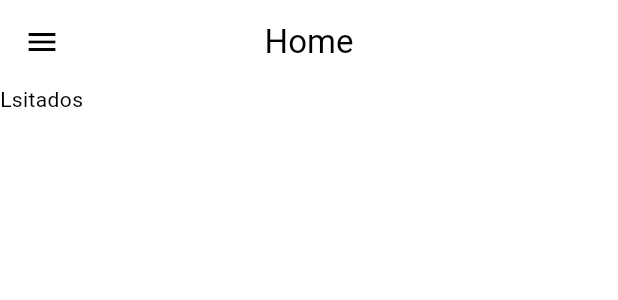
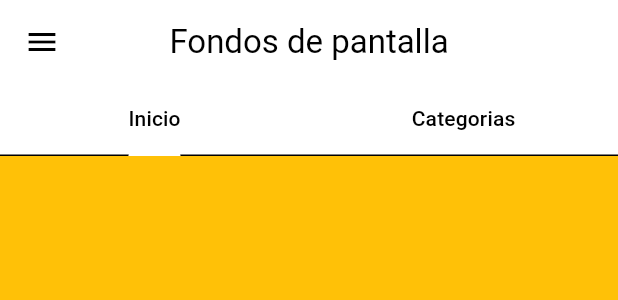
Before and after one commit to xdreamer02/Proyecto-flutter, a Flutter app: what customDrawerW() shows on an empty page, opened directly, after a tap on "Fondos de Pantalla", on a phone screen of 412 x 824 dp. Shown: the top 300 px of the screen. Run offline on Flutter 3.47's test engine with Material 2 defaults, Android fonts, the phone set to English and light mode, and no system bars; our stand-ins replace google_fonts, lottie, shared_preferences; accounts and stored records are empty; network calls fail.

Commit message:
update
background-login-register
add view-register
add maquetacion category

```diff
--- a/proy_flutter/lib/views/home.dart
+++ b/proy_flutter/lib/views/home.dart
@@ -1,18 +1,74 @@
 import 'package:flutter/material.dart';
 import 'package:proy_flutter/widgets/custom_Drawer.dart';
+import 'package:proy_flutter/views/index.dart';
 
-class HomePage extends StatelessWidget {
+class HomePage extends StatefulWidget {
   const HomePage({super.key});
+
+  @override
+  State<HomePage> createState() => _HomePageState();
+}
+
+class _HomePageState extends State<HomePage>
+    with SingleTickerProviderStateMixin {
+  int selectedPage = 0;
+  TabController? _controlller;
+
+  @override
+  void initState() {
+    // TODO: implement initState
+    super.initState();
+    _controlller = TabController(length: 2, vsync: this);
+  }
+
+  @override
+  void dispose() {
+    // TODO: implement dispose
+    super.dispose();
+    _controlller!.dispose();
+  }
 
   @override
   Widget build(BuildContext context) {
     return Scaffold(
       appBar: AppBar(
-        title: Text('Home'),
+        title: Text('Fondos de pantalla'),
         centerTitle: true,
       ),
       drawer: customDrawerW(),
-      body: Text('Lsitados'),
+      body: Column(
+        children: [
+          Material(
+            child: TabBar(
+              indicatorColor: Colors.white,
+              labelColor: Colors.black,
+              controller: _controlller,
+              tabs: [
+                Tab(
+                  child: Container(
+                    child: Text('Inicio'),
+                  ),
+                ),
+                Tab(
+                  child: Container(
+                    child: Text('Categorias'),
+                  ),
+                ),
+              ],
+            ),
+          ),
+          Expanded(
+            child: TabBarView(controller: _controlller, children: [
+              Container(
+                color: Colors.amber,
+                height: MediaQuery.of(context).size.height * 0.99,
+                width: double.infinity,
+              ),
+              categoryScreen()
+            ]),
+          )
+        ],
+      ),
     );
   }
 }
--- a/proy_flutter/lib/views/index.dart
+++ b/proy_flutter/lib/views/index.dart
@@ -1,4 +1,5 @@
 export 'package:proy_flutter/views/login_screen.dart';
-
+export 'package:proy_flutter/views/register_screen.dart';
 export 'package:proy_flutter/views/config.dart';
 export 'package:proy_flutter/views/home.dart';
+export 'package:proy_flutter/views/category.dart';
--- a/proy_flutter/lib/widgets/custom_Drawer.dart
+++ b/proy_flutter/lib/widgets/custom_Drawer.dart
@@ -11,6 +11,7 @@ class customDrawerW extends StatelessWidget {
   @override
   Widget build(BuildContext context) {
     return Container(
+      color: Colors.black,
       width: MediaQuery.of(context).size.width * 0.8,
       child: Drawer(
         child: ListView(
@@ -18,10 +19,13 @@ class customDrawerW extends StatelessWidget {
           children: [
             DrawerHeader(
               decoration: BoxDecoration(
+                gradient: LinearGradient(
+                    begin: Alignment.topLeft,
+                    end: Alignment.bottomRight,
+                    colors: [Colors.red, Colors.purple, Colors.black]),
                 borderRadius: BorderRadius.only(
                     bottomRight: Radius.circular(25),
                     bottomLeft: Radius.circular(25)),
-                color: Colors.blueAccent,
               ),
               child: Center(
                 child: Row(
@@ -144,24 +148,18 @@ class customDrawerW extends StatelessWidget {
                 ),
                 ListTile(
                   leading: const Icon(
-                    Icons.settings,
+                    Icons.favorite,
                     size: 30,
                     color: Colors.grey,
                   ),
                   title: Text(
-                    'Ajustes',
+                    'Favoritos',
                     style: GoogleFonts.montserrat(
                         fontSize: 20,
                         fontWeight: FontWeight.bold,
                         color: Colors.black.withOpacity(0.5)),
                   ),
-                  onTap: () {
-                    Navigator.push(
-                        context,
-                        MaterialPageRoute(
-                          builder: (context) => const ConfigPage(),
-                        ));
-                  },
+                  onTap: () {},
                 ),
                 ListTile(
                   leading: const Icon(
@@ -195,18 +193,24 @@ class customDrawerW extends StatelessWidget {
                 ),
                 ListTile(
                   leading: const Icon(
-                    Icons.favorite,
+                    Icons.settings,
                     size: 30,
                     color: Colors.grey,
                   ),
                   title: Text(
-                    'Favoritos',
+                    'Ajustes',
                     style: GoogleFonts.montserrat(
                         fontSize: 20,
                         fontWeight: FontWeight.bold,
                         color: Colors.black.withOpacity(0.5)),
                   ),
-                  onTap: () {},
+                  onTap: () {
+                    Navigator.push(
+                        context,
+                        MaterialPageRoute(
+                          builder: (context) => const ConfigPage(),
+                        ));
+                  },
                 ),
               ],
             )
```
Also changed, not shown: proy_flutter/lib/views/category.dart (added, +117 -0 lines), proy_flutter/lib/views/login_screen.dart (+42 -3 lines), proy_flutter/lib/views/register_screen.dart (added, +130 -0 lines).
